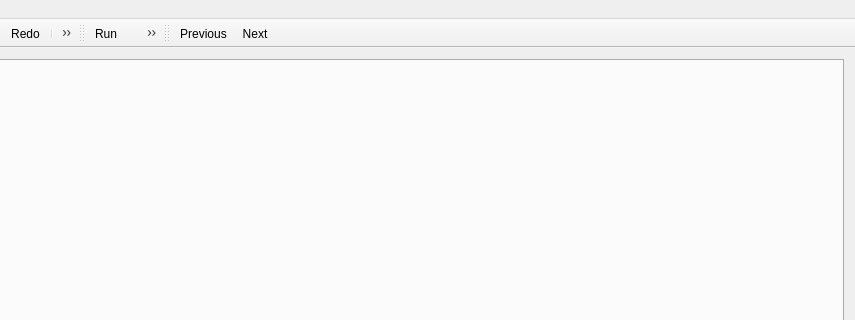
The window that librecad/src/ui/editor/librepad.ui (LibreCAD/LibreCAD) describes before a commit, drawn with Qt 5; both pictures show x 425 to 1280 and y 0 to 320 of the 1280 by 720 pixel window.
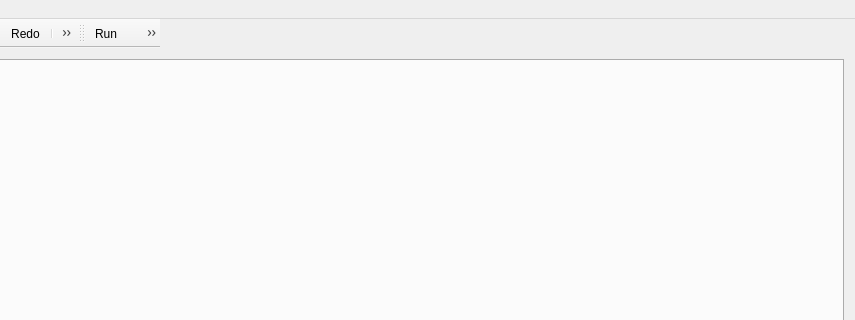
The same window after the commit. Icons and pictures are not drawn.

Commit message: add: kate like Search-/ReplaceBar to Ide editors, remove old simple search, clean up source, icons

The edit to the form file:
```diff
--- a/librecad/src/ui/editor/librepad.ui
+++ b/librecad/src/ui/editor/librepad.ui
@@ -186,37 +186,6 @@
    <addaction name="actionRun"/>
    <addaction name="actionLoadScript"/>
   </widget>
-  <widget class="QToolBar" name="searchToolBar">
-   <property name="sizePolicy">
-    <sizepolicy hsizetype="Preferred" vsizetype="Expanding">
-     <horstretch>0</horstretch>
-     <verstretch>0</verstretch>
-    </sizepolicy>
-   </property>
-   <property name="minimumSize">
-    <size>
-     <width>356</width>
-     <height>0</height>
-    </size>
-   </property>
-   <property name="maximumSize">
-    <size>
-     <width>16777215</width>
-     <height>16777215</height>
-    </size>
-   </property>
-   <property name="windowTitle">
-    <string>toolBar</string>
-   </property>
-   <attribute name="toolBarArea">
-    <enum>TopToolBarArea</enum>
-   </attribute>
-   <attribute name="toolBarBreak">
-    <bool>false</bool>
-   </attribute>
-   <addaction name="actionPrevious"/>
-   <addaction name="actionNext"/>
-  </widget>
   <action name="actionNew">
    <property name="icon">
     <iconset resource="../../../res/icons/icons.qrc">
@@ -376,18 +345,6 @@
     <string>About Librepad</string>
    </property>
   </action>
-  <action name="actionPrevious">
-   <property name="icon">
-    <iconset resource="../../../res/icons/icons.qrc">
-     <normaloff>:/icons/search_previous.svg</normaloff>:/icons/search_previous.svg</iconset>
-   </property>
-   <property name="text">
-    <string>&amp;Previous</string>
-   </property>
-   <property name="toolTip">
-    <string>&lt;html&gt;&lt;head/&gt;&lt;body&gt;&lt;p&gt;previous search result&lt;/p&gt;&lt;/body&gt;&lt;/html&gt;</string>
-   </property>
-  </action>
   <action name="actionFont">
    <property name="icon">
     <iconset resource="../../../res/icons/icons.qrc">
@@ -397,18 +354,6 @@
     <string>&amp;Font</string>
    </property>
   </action>
-  <action name="actionNext">
-   <property name="icon">
-    <iconset resource="../../../res/icons/icons.qrc">
-     <normaloff>:/icons/search_next.svg</normaloff>:/icons/search_next.svg</iconset>
-   </property>
-   <property name="text">
-    <string>&amp;Next</string>
-   </property>
-   <property name="toolTip">
-    <string>&lt;html&gt;&lt;head/&gt;&lt;body&gt;&lt;p&gt;next search result&lt;/p&gt;&lt;/body&gt;&lt;/html&gt;</string>
-   </property>
-  </action>
   <action name="actionRun">
    <property name="icon">
     <iconset resource="../../../res/icons/icons.qrc">
```
Left out of the diff: 56 changed lines with no effect on the pictures. The commit also changes 6 other files.
